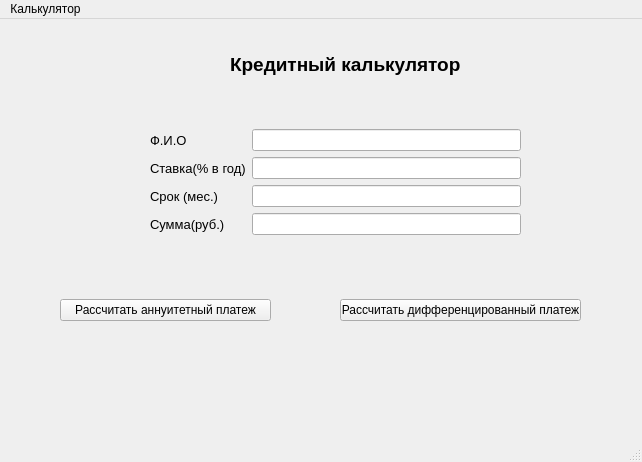
Before: the Qt Designer form mainwindow.ui in KarenPe/Calculator, drawn with Qt 5.
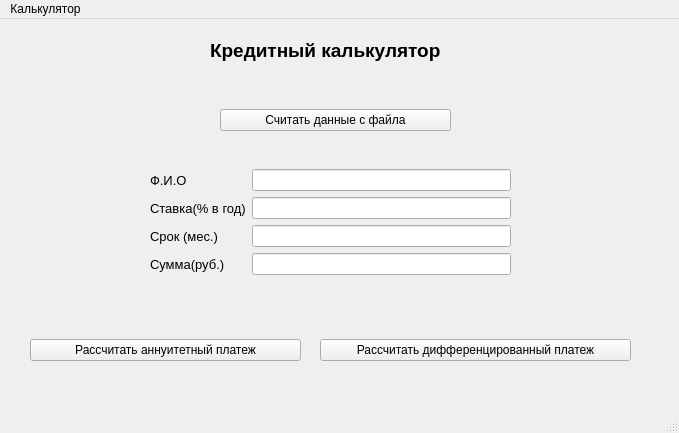
After: the same form once the commit is applied.

Diff of the .ui file:
```diff
--- a/mainwindow.ui
+++ b/mainwindow.ui
@@ -6,8 +6,8 @@
    <rect>
     <x>0</x>
     <y>0</y>
-    <width>642</width>
-    <height>462</height>
+    <width>679</width>
+    <height>433</height>
    </rect>
   </property>
   <property name="windowTitle">
@@ -18,8 +18,8 @@
     <property name="geometry">
      <rect>
       <x>150</x>
-      <y>110</y>
-      <width>371</width>
+      <y>150</y>
+      <width>361</width>
       <height>108</height>
      </rect>
     </property>
@@ -89,9 +89,9 @@
    <widget class="QPushButton" name="AnButton">
     <property name="geometry">
      <rect>
-      <x>60</x>
-      <y>280</y>
-      <width>211</width>
+      <x>30</x>
+      <y>320</y>
+      <width>271</width>
       <height>22</height>
      </rect>
     </property>
@@ -102,9 +102,9 @@
    <widget class="QPushButton" name="DifButton">
     <property name="geometry">
      <rect>
-      <x>340</x>
-      <y>280</y>
-      <width>241</width>
+      <x>320</x>
+      <y>320</y>
+      <width>311</width>
       <height>22</height>
      </rect>
     </property>
@@ -115,10 +115,10 @@
    <widget class="QLabel" name="label_13">
     <property name="geometry">
      <rect>
-      <x>230</x>
+      <x>210</x>
       <y>20</y>
-      <width>241</width>
-      <height>51</height>
+      <width>291</width>
+      <height>23</height>
      </rect>
     </property>
     <property name="font">
@@ -132,13 +132,26 @@
      <string>Кредитный калькулятор</string>
     </property>
    </widget>
+   <widget class="QPushButton" name="ReadButton">
+    <property name="geometry">
+     <rect>
+      <x>220</x>
+      <y>90</y>
+      <width>231</width>
+      <height>22</height>
+     </rect>
+    </property>
+    <property name="text">
+     <string>Считать данные с файла</string>
+    </property>
+   </widget>
   </widget>
   <widget class="QMenuBar" name="menubar">
    <property name="geometry">
     <rect>
      <x>0</x>
      <y>0</y>
-     <width>642</width>
+     <width>679</width>
      <height>21</height>
     </rect>
    </property>
```
Left out of the diff: 6 changed lines with no effect on the pictures.
